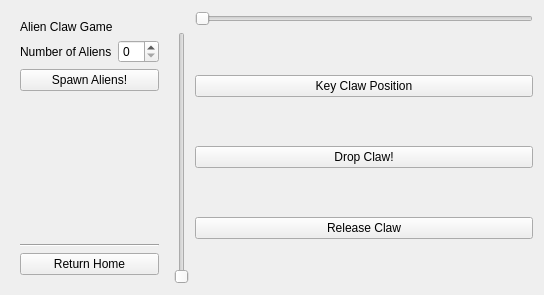
Before: the Qt Designer form Alien/resources/widget/FinalProjWidget/Widget.ui in hannahp/cis510, drawn with Qt 5.
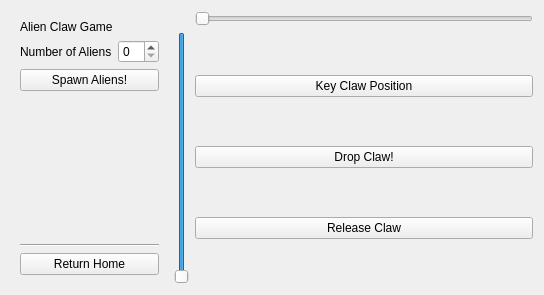
After: the same form once the commit is applied.

```diff
--- a/Alien/resources/widget/FinalProjWidget/Widget.ui
+++ b/Alien/resources/widget/FinalProjWidget/Widget.ui
@@ -129,11 +129,17 @@
           <number>348</number>
          </property>
          <property name="sliderPosition">
-          <number>-327</number>
+          <number>348</number>
          </property>
          <property name="orientation">
           <enum>Qt::Vertical</enum>
          </property>
+         <property name="invertedAppearance">
+          <bool>true</bool>
+         </property>
+         <property name="invertedControls">
+          <bool>false</bool>
+         </property>
         </widget>
        </item>
       </layout>
```
